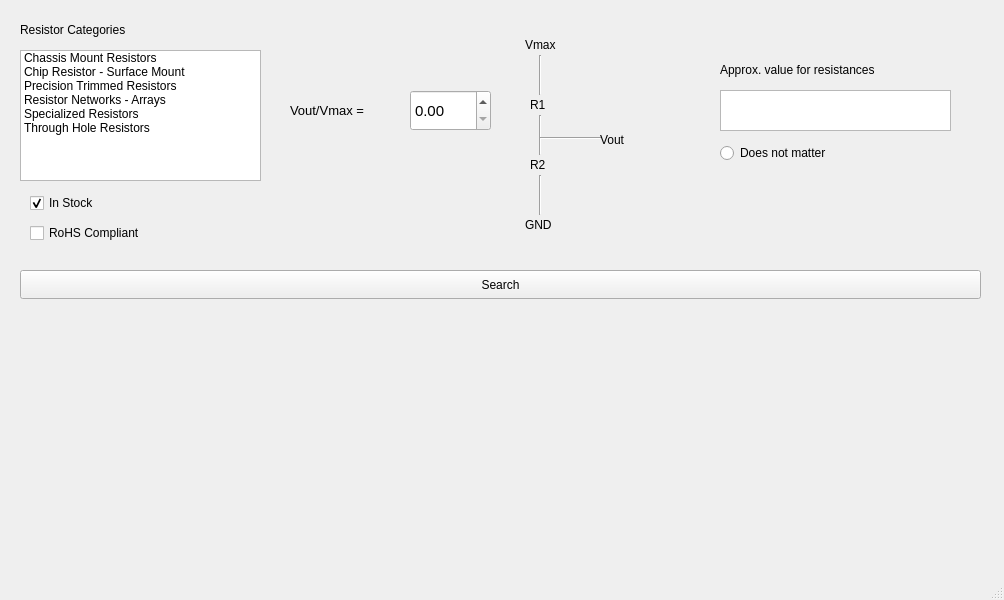
Before: the Qt Designer form mainwindow.ui in kagandikmen/Pick-a-Res, drawn with Qt 5.
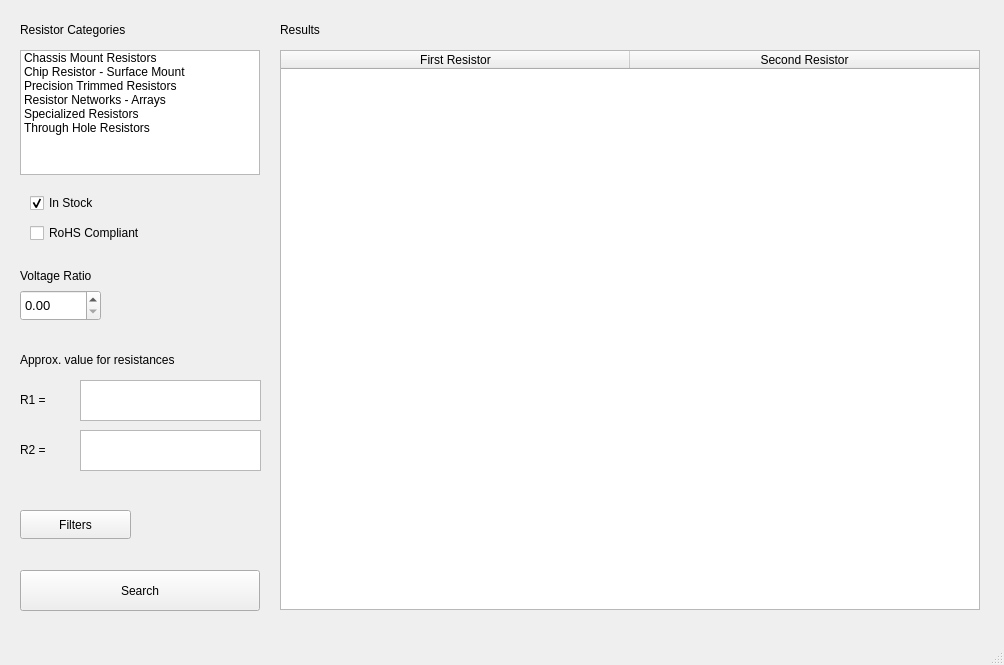
After: the same form once the commit is applied.

Commit message: adds interface for results, improves GUI overall

```diff
--- a/mainwindow.ui
+++ b/mainwindow.ui
@@ -7,7 +7,7 @@
     <x>0</x>
     <y>0</y>
     <width>1004</width>
-    <height>600</height>
+    <height>665</height>
    </rect>
   </property>
   <property name="windowTitle">
@@ -19,8 +19,8 @@
      <rect>
       <x>20</x>
       <y>50</y>
-      <width>241</width>
-      <height>131</height>
+      <width>240</width>
+      <height>125</height>
      </rect>
     </property>
     <property name="selectionMode">
@@ -89,25 +89,10 @@
    <widget class="QDoubleSpinBox" name="relationInputBox">
     <property name="geometry">
      <rect>
-      <x>410</x>
-      <y>90</y>
+      <x>20</x>
+      <y>290</y>
       <width>81</width>
-      <height>41</height>
-     </rect>
-    </property>
-    <property name="font">
-     <font>
-      <pointsize>11</pointsize>
-     </font>
-    </property>
-   </widget>
-   <widget class="QLabel" name="relationInputLabel">
-    <property name="geometry">
-     <rect>
-      <x>290</x>
-      <y>100</y>
-      <width>101</width>
-      <height>20</height>
+      <height>31</height>
      </rect>
     </property>
     <property name="font">
@@ -115,133 +100,31 @@
       <pointsize>10</pointsize>
      </font>
     </property>
-    <property name="text">
-     <string>Vout/Vmax = </string>
-    </property>
    </widget>
-   <widget class="Line" name="voltageDividerLine1">
+   <widget class="QLabel" name="relationInputLabel">
     <property name="geometry">
      <rect>
-      <x>530</x>
-      <y>55</y>
-      <width>20</width>
-      <height>40</height>
+      <x>20</x>
+      <y>260</y>
+      <width>121</width>
+      <height>31</height>
      </rect>
     </property>
-    <property name="orientation">
-     <enum>Qt::Vertical</enum>
+    <property name="font">
+     <font>
+      <pointsize>9</pointsize>
+     </font>
     </property>
-   </widget>
-   <widget class="Line" name="voltageDividerLine2">
-    <property name="geometry">
-     <rect>
-      <x>530</x>
-      <y>115</y>
-      <width>20</width>
-      <height>40</height>
-     </rect>
-    </property>
-    <property name="orientation">
-     <enum>Qt::Vertical</enum>
-    </property>
-   </widget>
-   <widget class="Line" name="voltageDividerLine3">
-    <property name="geometry">
-     <rect>
-      <x>530</x>
-      <y>175</y>
-      <width>20</width>
-      <height>40</height>
-     </rect>
-    </property>
-    <property name="orientation">
-     <enum>Qt::Vertical</enum>
-    </property>
-   </widget>
-   <widget class="Line" name="voltageDividerLine4">
-    <property name="geometry">
-     <rect>
-      <x>540</x>
-      <y>130</y>
-      <width>61</width>
-      <height>16</height>
-     </rect>
-    </property>
-    <property name="orientation">
-     <enum>Qt::Horizontal</enum>
-    </property>
-   </widget>
-   <widget class="QLabel" name="voltageDividerLabel1">
-    <property name="geometry">
-     <rect>
-      <x>525</x>
-      <y>35</y>
-      <width>41</width>
-      <height>20</height>
-     </rect>
-    </property>
     <property name="text">
-     <string>Vmax</string>
+     <string>Voltage Ratio</string>
     </property>
    </widget>
-   <widget class="QLabel" name="voltageDividerLabel2">
+   <widget class="QPlainTextEdit" name="approxValueTextInput_R1">
     <property name="geometry">
      <rect>
-      <x>530</x>
-      <y>95</y>
-      <width>21</width>
-      <height>20</height>
-     </rect>
-    </property>
-    <property name="text">
-     <string>R1</string>
-    </property>
-   </widget>
-   <widget class="QLabel" name="voltageDividerLabel3">
-    <property name="geometry">
-     <rect>
-      <x>530</x>
-      <y>155</y>
-      <width>21</width>
-      <height>20</height>
-     </rect>
-    </property>
-    <property name="text">
-     <string>R2</string>
-    </property>
-   </widget>
-   <widget class="QLabel" name="voltageDividerLabel4">
-    <property name="geometry">
-     <rect>
-      <x>525</x>
-      <y>215</y>
-      <width>41</width>
-      <height>20</height>
-     </rect>
-    </property>
-    <property name="text">
-     <string>GND</string>
-    </property>
-   </widget>
-   <widget class="QLabel" name="voltageDividerLabel5">
-    <property name="geometry">
-     <rect>
-      <x>600</x>
-      <y>130</y>
-      <width>41</width>
-      <height>20</height>
-     </rect>
-    </property>
-    <property name="text">
-     <string>Vout</string>
-    </property>
-   </widget>
-   <widget class="QPlainTextEdit" name="approxValueTextInput">
-    <property name="geometry">
-     <rect>
-      <x>720</x>
-      <y>90</y>
-      <width>231</width>
+      <x>80</x>
+      <y>380</y>
+      <width>181</width>
       <height>41</height>
      </rect>
     </property>
@@ -249,8 +132,8 @@
    <widget class="QLabel" name="approxValueLabel">
     <property name="geometry">
      <rect>
-      <x>720</x>
-      <y>60</y>
+      <x>20</x>
+      <y>350</y>
       <width>201</width>
       <height>20</height>
      </rect>
@@ -259,19 +142,6 @@
      <string>Approx. value for resistances</string>
     </property>
    </widget>
-   <widget class="QRadioButton" name="doesNotMatterRadioButton">
-    <property name="geometry">
-     <rect>
-      <x>720</x>
-      <y>140</y>
-      <width>151</width>
-      <height>26</height>
-     </rect>
-    </property>
-    <property name="text">
-     <string>Does not matter</string>
-    </property>
-   </widget>
    <widget class="QCheckBox" name="rohsCompliantCheckBox">
     <property name="geometry">
      <rect>
@@ -289,15 +159,121 @@
     <property name="geometry">
      <rect>
       <x>20</x>
-      <y>270</y>
-      <width>961</width>
-      <height>29</height>
+      <y>570</y>
+      <width>240</width>
+      <height>41</height>
      </rect>
     </property>
     <property name="text">
      <string>Search</string>
     </property>
    </widget>
+   <widget class="QPushButton" name="filtersButton">
+    <property name="geometry">
+     <rect>
+      <x>20</x>
+      <y>510</y>
+      <width>111</width>
+      <height>29</height>
+     </rect>
+    </property>
+    <property name="text">
+     <string>Filters</string>
+    </property>
+   </widget>
+   <widget class="QLabel" name="resultsLabel">
+    <property name="geometry">
+     <rect>
+      <x>280</x>
+      <y>20</y>
+      <width>151</width>
+      <height>20</height>
+     </rect>
+    </property>
+    <property name="text">
+     <string>Results</string>
+    </property>
+   </widget>
+   <widget class="QTableWidget" name="resultsTable">
+    <property name="enabled">
+     <bool>true</bool>
+    </property>
+    <property name="geometry">
+     <rect>
+      <x>280</x>
+      <y>50</y>
+      <width>700</width>
+      <height>560</height>
+     </rect>
+    </property>
+    <property name="sizeAdjustPolicy">
+     <enum>QAbstractScrollArea::AdjustIgnored</enum>
+    </property>
+    <property name="showGrid">
+     <bool>true</bool>
+    </property>
+    <property name="gridStyle">
+     <enum>Qt::SolidLine</enum>
+    </property>
+    <attribute name="horizontalHeaderVisible">
+     <bool>true</bool>
+    </attribute>
+    <attribute name="horizontalHeaderCascadingSectionResizes">
+     <bool>false</bool>
+    </attribute>
+    <attribute name="horizontalHeaderMinimumSectionSize">
+     <number>43</number>
+    </attribute>
+    <attribute name="horizontalHeaderDefaultSectionSize">
+     <number>349</number>
+    </attribute>
+    <column>
+     <property name="text">
+      <string>First Resistor</string>
+     </property>
+    </column>
+    <column>
+     <property name="text">
+      <string>Second Resistor</string>
+     </property>
+    </column>
+   </widget>
+   <widget class="QPlainTextEdit" name="approxValueTextInput_R2">
+    <property name="geometry">
+     <rect>
+      <x>80</x>
+      <y>430</y>
+      <width>181</width>
+      <height>41</height>
+     </rect>
+    </property>
+   </widget>
+   <widget class="QLabel" name="R1_Label">
+    <property name="geometry">
+     <rect>
+      <x>20</x>
+      <y>390</y>
+      <width>41</width>
+      <height>20</height>
+     </rect>
+    </property>
+    <property name="text">
+     <string>R1 = </string>
+    </property>
+   </widget>
+   <widget class="QLabel" name="L2_Label">
+    <property name="geometry">
+     <rect>
+      <x>20</x>
+      <y>440</y>
+      <width>41</width>
+      <height>20</height>
+     </rect>
+    </property>
+    <property name="text">
+     <string>R2 = </string>
+    </property>
+   </widget>
   </widget>
   <widget class="QMenuBar" name="menubar">
    <property name="geometry">
```
The commit also changes 4 other files.
